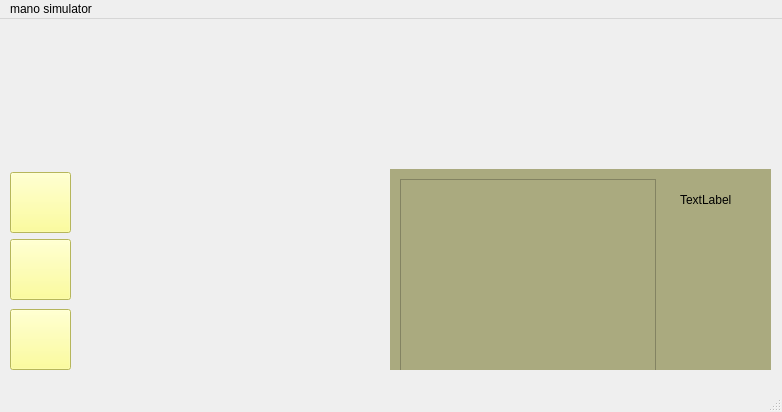
Above: mainwindow.ui from Erfan3101/RiscvCpu before the change. Below: the same form after it.
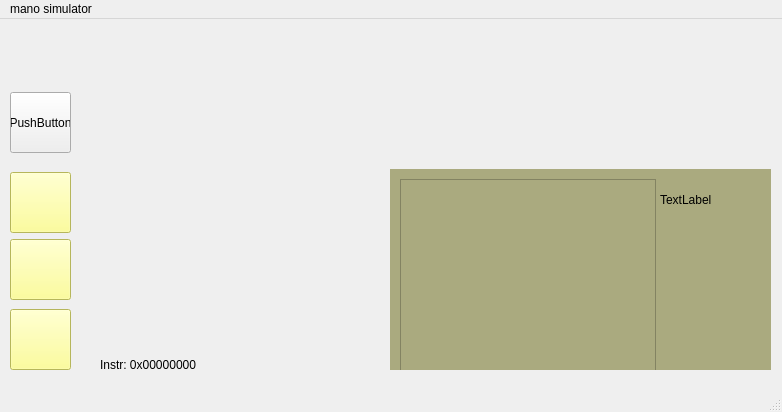
That is the form after the change. Icons and pictures are not drawn.

Commit message: adding a label to demonstrate the instruction that is excuting and an auto run button to run the program step by step by delay

The edit to the form file:
```diff
--- a/mainwindow.ui
+++ b/mainwindow.ui
@@ -32,9 +32,9 @@
     <widget class="QLabel" name="labelPC">
      <property name="geometry">
       <rect>
-       <x>290</x>
+       <x>270</x>
        <y>10</y>
-       <width>81</width>
+       <width>111</width>
        <height>41</height>
       </rect>
      </property>
@@ -104,6 +104,32 @@
      <string/>
     </property>
    </widget>
+   <widget class="QLabel" name="labelInstr">
+    <property name="geometry">
+     <rect>
+      <x>100</x>
+      <y>330</y>
+      <width>251</width>
+      <height>31</height>
+     </rect>
+    </property>
+    <property name="text">
+     <string>Instr: 0x00000000</string>
+    </property>
+   </widget>
+   <widget class="QPushButton" name="btnAutoRun">
+    <property name="geometry">
+     <rect>
+      <x>10</x>
+      <y>73</y>
+      <width>61</width>
+      <height>61</height>
+     </rect>
+    </property>
+    <property name="text">
+     <string>PushButton</string>
+    </property>
+   </widget>
   </widget>
   <widget class="QMenuBar" name="menubar">
    <property name="geometry">
```
The commit also changes 10 other files.
